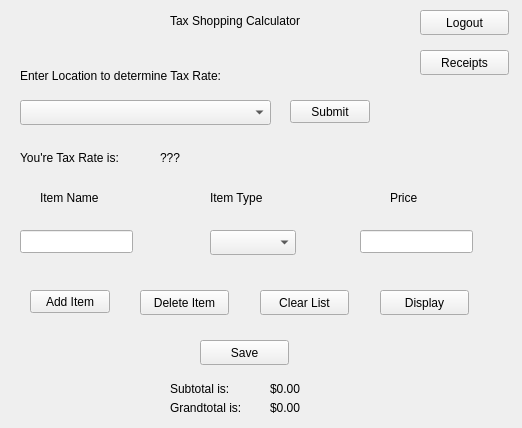
Old version of the form Tax_Shopping_Calculator/mainwindow.ui in the repository AndyVera/CPSC_254_Tax_Shopping_Calculator.
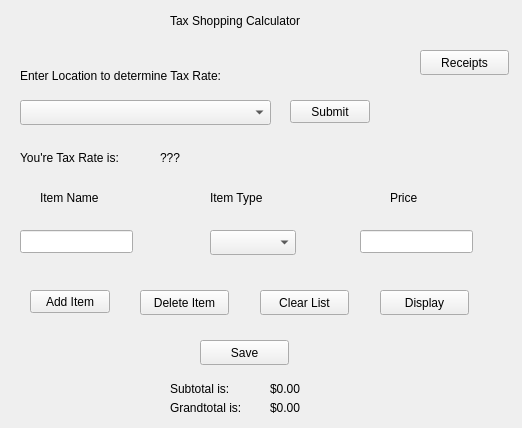
New version of the form.

Commit message: Made little changes to calculator ui

```diff
--- a/Tax_Shopping_Calculator/mainwindow.ui
+++ b/Tax_Shopping_Calculator/mainwindow.ui
@@ -278,19 +278,6 @@
      <string>Save</string>
     </property>
    </widget>
-   <widget class="QPushButton" name="LogoutButton">
-    <property name="geometry">
-     <rect>
-      <x>420</x>
-      <y>10</y>
-      <width>89</width>
-      <height>25</height>
-     </rect>
-    </property>
-    <property name="text">
-     <string>Logout</string>
-    </property>
-   </widget>
    <widget class="QPushButton" name="RecieptsBtn">
     <property name="geometry">
      <rect>
```
The commit also changes 4 other files.
